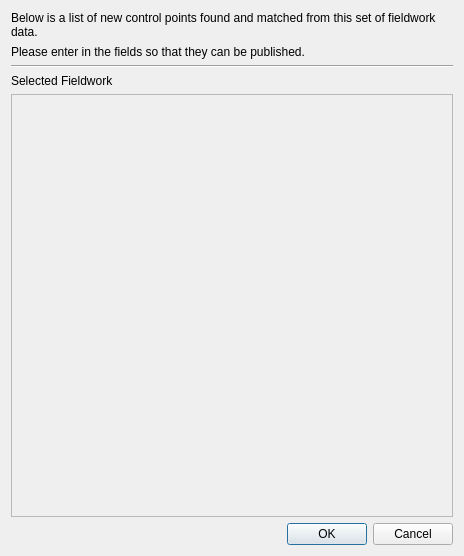
Above: fieldworkimport/resources/ui/publish_controls_ui.ui from Don-More-Surveys-Engineering-Ltd/fieldworkimport before the change. Below: the same form after it.
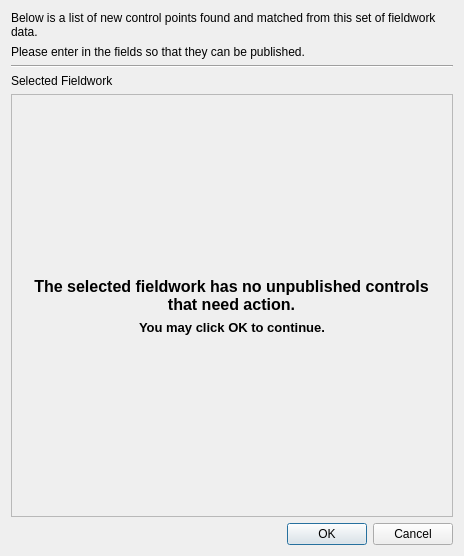
That is the form after the change. Custom widgets are drawn as their Qt base class.

```diff
--- a/fieldworkimport/resources/ui/publish_controls_ui.ui
+++ b/fieldworkimport/resources/ui/publish_controls_ui.ui
@@ -85,6 +85,78 @@
        <property name="bottomMargin">
         <number>0</number>
        </property>
+       <item>
+        <widget class="QWidget" name="no_results_msg" native="true">
+         <layout class="QVBoxLayout" name="verticalLayout_4">
+          <item>
+           <spacer name="verticalSpacer">
+            <property name="orientation">
+             <enum>Qt::Vertical</enum>
+            </property>
+            <property name="sizeHint" stdset="0">
+             <size>
+              <width>20</width>
+              <height>40</height>
+             </size>
+            </property>
+           </spacer>
+          </item>
+          <item alignment="Qt::AlignHCenter">
+           <widget class="QLabel" name="label_4">
+            <property name="font">
+             <font>
+              <pointsize>12</pointsize>
+              <weight>75</weight>
+              <bold>true</bold>
+             </font>
+            </property>
+            <property name="lineWidth">
+             <number>1</number>
+            </property>
+            <property name="text">
+             <string>The selected fieldwork has no unpublished controls that need action.</string>
+            </property>
+            <property name="scaledContents">
+             <bool>false</bool>
+            </property>
+            <property name="alignment">
+             <set>Qt::AlignCenter</set>
+            </property>
+            <property name="wordWrap">
+             <bool>true</bool>
+            </property>
+           </widget>
+          </item>
+          <item alignment="Qt::AlignHCenter">
+           <widget class="QLabel" name="label_5">
+            <property name="font">
+             <font>
+              <pointsize>10</pointsize>
+              <weight>75</weight>
+              <bold>true</bold>
+             </font>
+            </property>
+            <property name="text">
+             <string>You may click OK to continue.</string>
+            </property>
+           </widget>
+          </item>
+          <item>
+           <spacer name="verticalSpacer_2">
+            <property name="orientation">
+             <enum>Qt::Vertical</enum>
+            </property>
+            <property name="sizeHint" stdset="0">
+             <size>
+              <width>20</width>
+              <height>40</height>
+             </size>
+            </property>
+           </spacer>
+          </item>
+         </layout>
+        </widget>
+       </item>
       </layout>
      </widget>
     </widget>
```
